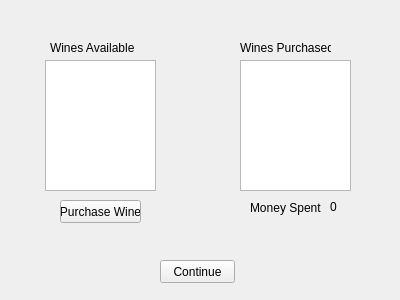
Above: intour.ui from DuncanBauer/WineryTours before the change. Below: the same form after it.
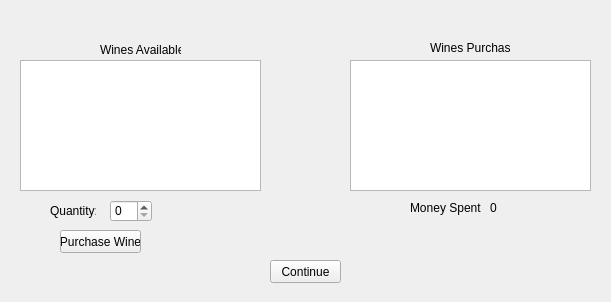
That is the form after the change.

Patch:
```diff
--- a/intour.ui
+++ b/intour.ui
@@ -6,8 +6,8 @@
    <rect>
     <x>0</x>
     <y>0</y>
-    <width>400</width>
-    <height>300</height>
+    <width>611</width>
+    <height>302</height>
    </rect>
   </property>
   <property name="windowTitle">
@@ -16,33 +16,23 @@
   <widget class="QLabel" name="winaryName">
    <property name="geometry">
     <rect>
-     <x>130</x>
+     <x>230</x>
      <y>10</y>
      <width>151</width>
-     <height>16</height>
+     <height>20</height>
     </rect>
    </property>
    <property name="text">
     <string>&lt;Current winery name&gt;</string>
    </property>
   </widget>
-  <widget class="QListWidget" name="wineList">
-   <property name="geometry">
-    <rect>
-     <x>45</x>
-     <y>60</y>
-     <width>111</width>
-     <height>131</height>
-    </rect>
-   </property>
-  </widget>
   <widget class="QLabel" name="wines">
    <property name="geometry">
     <rect>
-     <x>50</x>
+     <x>100</x>
      <y>40</y>
-     <width>91</width>
-     <height>16</height>
+     <width>81</width>
+     <height>20</height>
     </rect>
    </property>
    <property name="text">
@@ -53,7 +43,7 @@
    <property name="geometry">
     <rect>
      <x>60</x>
-     <y>200</y>
+     <y>230</y>
      <width>81</width>
      <height>23</height>
     </rect>
@@ -65,9 +55,9 @@
   <widget class="QPushButton" name="nextButton">
    <property name="geometry">
     <rect>
-     <x>160</x>
+     <x>270</x>
      <y>260</y>
-     <width>75</width>
+     <width>71</width>
      <height>23</height>
     </rect>
    </property>
@@ -75,22 +65,12 @@
     <string>Continue</string>
    </property>
   </widget>
-  <widget class="QListWidget" name="wineListPurch">
-   <property name="geometry">
-    <rect>
-     <x>240</x>
-     <y>60</y>
-     <width>111</width>
-     <height>131</height>
-    </rect>
-   </property>
-  </widget>
   <widget class="QLabel" name="winesPurch">
    <property name="geometry">
     <rect>
-     <x>240</x>
+     <x>430</x>
      <y>40</y>
-     <width>91</width>
+     <width>81</width>
      <height>16</height>
     </rect>
    </property>
@@ -101,7 +81,7 @@
   <widget class="QLabel" name="totalLabel">
    <property name="geometry">
     <rect>
-     <x>250</x>
+     <x>410</x>
      <y>200</y>
      <width>71</width>
      <height>16</height>
@@ -114,16 +94,59 @@
   <widget class="QLabel" name="totalInt">
    <property name="geometry">
     <rect>
-     <x>330</x>
+     <x>490</x>
      <y>200</y>
      <width>46</width>
-     <height>13</height>
+     <height>16</height>
     </rect>
    </property>
    <property name="text">
     <string>0</string>
    </property>
   </widget>
+  <widget class="QSpinBox" name="spinBox">
+   <property name="geometry">
+    <rect>
+     <x>110</x>
+     <y>200</y>
+     <width>42</width>
+     <height>22</height>
+    </rect>
+   </property>
+  </widget>
+  <widget class="QLabel" name="label">
+   <property name="geometry">
+    <rect>
+     <x>50</x>
+     <y>200</y>
+     <width>46</width>
+     <height>21</height>
+    </rect>
+   </property>
+   <property name="text">
+    <string>Quantity:</string>
+   </property>
+  </widget>
+  <widget class="QTableWidget" name="winesAvail">
+   <property name="geometry">
+    <rect>
+     <x>20</x>
+     <y>60</y>
+     <width>241</width>
+     <height>131</height>
+    </rect>
+   </property>
+  </widget>
+  <widget class="QTableWidget" name="winesPurched">
+   <property name="geometry">
+    <rect>
+     <x>350</x>
+     <y>60</y>
+     <width>241</width>
+     <height>131</height>
+    </rect>
+   </property>
+  </widget>
  </widget>
  <resources/>
  <connections/>
```
